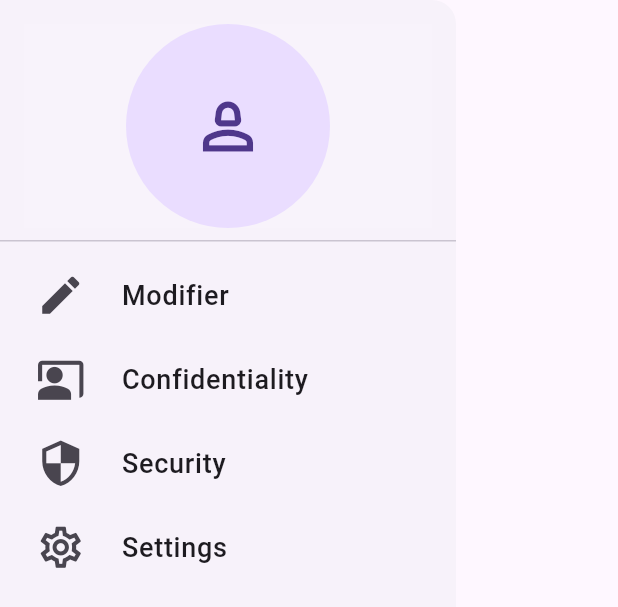
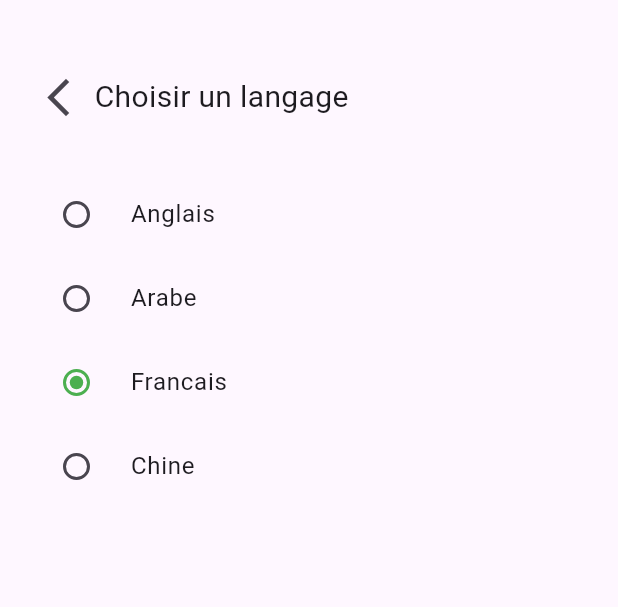
Before and after one commit to salif18/learn_widget_flutter, a Flutter app: the MyDrawer widget shown alone on an empty page, opened directly, after a tap on the "settings" icon, on a phone screen of 412 x 824 dp. Shown: the top 607 px of the screen. Run offline on Flutter 3.47's test engine with Material 3 defaults, Android fonts, the phone set to English and light mode, and no system bars; our stand-ins replace cloud_firestore, google_fonts; accounts and stored records are empty.

```diff
--- a/learn/lib/drawer/drawer.dart
+++ /dev/null
@@ -1,57 +0,0 @@
-import 'package:flutter/material.dart';
-
-class MyDrawer extends StatefulWidget {
-  const MyDrawer({super.key});
-
-  @override
-  State<MyDrawer> createState() => _MyDrawerState();
-}
-
-class _MyDrawerState extends State<MyDrawer> {
-  @override
-  Widget build(BuildContext context) {
-    return Drawer(
-      child: ListView(
-        children: [
-          DrawerHeader(
-            child: Container(
-              color:Colors.white10,
-                child:const CircleAvatar(
-                  child:Icon(Icons.person_2_outlined, size: 50,)
-                ),
-              ),
-            ),
-            ListTile(
-              leading:IconButton(
-                onPressed: (){},
-                icon: const Icon(Icons.edit, size:33),
-              ),
-              title: const Text("Modifier", style:TextStyle(fontSize: 18, fontFamily: 'roboto',fontWeight: FontWeight.w500)),
-            ),
-             ListTile(
-              leading:IconButton(
-                onPressed: (){},
-                icon: const Icon(Icons.co_present, size:33),
-              ),
-              title: const Text("Confidentiality",style:TextStyle(fontSize: 18, fontFamily: 'roboto',fontWeight: FontWeight.w500)),
-            ),
-            ListTile(
-              leading:IconButton(
-                onPressed: (){},
-                icon:const Icon(Icons.security, size:33),
-              ),
-              title: const Text("Security",style:TextStyle(fontSize: 18, fontFamily: 'roboto',fontWeight: FontWeight.w500)),
-            ),
-             ListTile(
-              leading:IconButton(
-                onPressed: (){},
-                icon:const Icon(Icons.settings_outlined,size:33),
-              ),
-              title: const Text("Settings",style:TextStyle(fontSize: 18, fontFamily: 'roboto',fontWeight: FontWeight.w500)),
-            ),
-
-        ],
-      )
-    );
-  }
-}
--- /dev/null
+++ b/learn/lib/screens/settings/settings.dart
@@ -0,0 +1,70 @@
+import 'package:flutter/material.dart';
+import 'package:google_fonts/google_fonts.dart';
+
+class SettingsPage extends StatefulWidget {
+  const SettingsPage({super.key});
+
+  @override
+  State<SettingsPage> createState() => _SettingsPageState();
+}
+
+enum Langues { francais, anglais, arabe, chine }
+
+class _SettingsPageState extends State<SettingsPage> {
+
+
+  Langues selectValue = Langues.francais;
+
+  void selectRadio(value) {
+    setState(() => selectValue = value);
+  }
+
+  @override
+  Widget build(BuildContext context) {
+    return Scaffold(
+      body: SingleChildScrollView(
+        child: Container(
+          padding: const EdgeInsets.all(15),
+          child: Column(
+            children: [
+              SizedBox(
+                height: 100,
+                child: Row(children: [
+                  IconButton(
+                      onPressed: () => Navigator.pop(context),
+                      icon: const Icon(Icons.arrow_back_ios_new, size: 30)),
+                  Text('Choisir un langage',
+                      style: GoogleFonts.roboto(fontSize: 20))
+                ]),
+              ),
+              RadioListTile(
+                  activeColor: Colors.green,
+                  title: const Text("Anglais"),
+                  value: Langues.anglais,
+                  groupValue: selectValue,
+                  onChanged: (value) => selectRadio(value)),
+              RadioListTile(
+                  activeColor: Colors.green,
+                  title: const Text("Arabe"),
+                  value: Langues.arabe,
+                  groupValue: selectValue,
+                  onChanged: (value) => selectRadio(value)),
+              RadioListTile(
+                  activeColor: Colors.green,
+                  title: const Text("Francais"),
+                  value: Langues.francais,
+                  groupValue: selectValue,
+                  onChanged: (value) => selectRadio(value)),
+              RadioListTile(
+                  activeColor: Colors.green,
+                  title: const Text("Chine"),
+                  value: Langues.chine,
+                  groupValue: selectValue,
+                  onChanged: (value) => selectRadio(value))
+            ],
+          ),
+        ),
+      ),
+    );
+  }
+}
--- /dev/null
+++ b/learn/lib/widgets/drawer/drawer.dart
@@ -0,0 +1,85 @@
+import 'package:flutter/material.dart';
+import 'package:learn_flutter/screens/settings/settings.dart';
+import 'package:learn_flutter/widgets/slider/slider.dart';
+import 'package:learn_flutter/widgets/switch/switch.dart';
+
+class MyDrawer extends StatefulWidget {
+  const MyDrawer({super.key});
+
+  @override
+  State<MyDrawer> createState() => _MyDrawerState();
+}
+
+class _MyDrawerState extends State<MyDrawer> {
+  bool switchValue = true;
+  @override
+  Widget build(BuildContext context) {
+    return Drawer(
+        child: ListView(
+      children: [
+        DrawerHeader(
+          child: Container(
+            color: Colors.white10,
+            child: const CircleAvatar(
+                child: Icon(
+              Icons.person_2_outlined,
+              size: 50,
+            )),
+          ),
+        ),
+        ListTile(
+          leading: IconButton(
+            onPressed: () {},
+            icon: const Icon(Icons.edit, size: 33),
+          ),
+          title: const Text("Modifier",
+              style: TextStyle(
+                  fontSize: 18,
+                  fontFamily: 'roboto',
+                  fontWeight: FontWeight.w500)),
+        ),
+        ListTile(
+          leading: IconButton(
+            onPressed: () {},
+            icon: const Icon(Icons.co_present, size: 33),
+          ),
+          title: const Text("Confidentiality",
+              style: TextStyle(
+                  fontSize: 18,
+                  fontFamily: 'roboto',
+                  fontWeight: FontWeight.w500)),
+        ),
+        ListTile(
+          leading: IconButton(
+            onPressed: () {},
+            icon: const Icon(Icons.security, size: 33),
+          ),
+          title: const Text("Security",
+              style: TextStyle(
+                  fontSize: 18,
+                  fontFamily: 'roboto',
+                  fontWeight: FontWeight.w500)),
+        ),
+        ListTile(
+          leading: IconButton(
+            onPressed: () => Navigator.push(
+              context, MaterialPageRoute(
+                builder: (context) => const SettingsPage())
+              ),
+            icon: const Icon(Icons.settings_outlined, size: 33),
+          ),
+          title: const Text("Settings",
+              style: TextStyle(
+                  fontSize: 18,
+                  fontFamily: 'roboto',
+                  fontWeight: FontWeight.w500)),
+        ),
+        const ListTile(
+          title: Text("Son"),
+          leading: SwitchWidget(),
+        ),
+        const SliderWidget(),
+      ],
+    ));
+  }
+}
--- /dev/null
+++ b/learn/lib/widgets/slider/slider.dart
@@ -0,0 +1,28 @@
+import "package:flutter/material.dart";
+
+
+class SliderWidget extends StatefulWidget{
+  const SliderWidget({super.key});
+
+  @override
+  State<SliderWidget> createState()=> _SliderWidgetState();
+}
+
+class _SliderWidgetState extends State<SliderWidget>{
+
+ double _currentSliderValue = 20;
+
+changeSlider(value){
+  setState(()=> _currentSliderValue = value);
+}
+  @override
+  Widget build(BuildContext context){
+    return Slider(
+      value: _currentSliderValue,
+      min: 0,
+      max:100,
+      label: _currentSliderValue.round().toString(),
+      onChanged: (value)=>changeSlider(value),
+      );
+  }
+}
--- /dev/null
+++ b/learn/lib/widgets/switch/switch.dart
@@ -0,0 +1,28 @@
+import "package:flutter/material.dart";
+
+class SwitchWidget extends StatefulWidget {
+  const SwitchWidget({super.key});
+
+  @override
+  State<SwitchWidget> createState() => _SwitchWidgetState();
+}
+
+class _SwitchWidgetState extends State<SwitchWidget> {
+  bool switchValue = true;
+
+  void changeSwitch(value) {
+    setState(() => switchValue = value);
+  }
+
+  @override
+  Widget build(BuildContext context) {
+    return Switch(
+      value: switchValue,
+      activeColor: Colors.white,
+      activeTrackColor: Colors.green,
+      inactiveThumbColor: Colors.white,
+      inactiveTrackColor: const Color.fromARGB(255, 221, 221, 221),
+      onChanged: (value) => changeSwitch(value),
+    );
+  }
+}
```
Also changed, not shown: learn/lib/BottomTabNavigation/bottomNavigation.dart (deleted, +0 -24 lines), learn/lib/main.dart (+6 -13 lines), learn/lib/screens/home/home.dart (+9 -3 lines), learn/lib/widgets/BottomTabNavigation/bottomNavigation.dart (added, +25 -0 lines), learn/lib/widgets/modalwindow/modalbottom.dart (added, +44 -0 lines), learn/lib/widgets/showdialog/showdialog.dart (renamed from learn/lib/modalwindow/window_modal.dart, +7 -1 lines), learn/lib/widgets/appbar/myappbar.dart (renamed from learn/lib/appbar/myappbar.dart).
